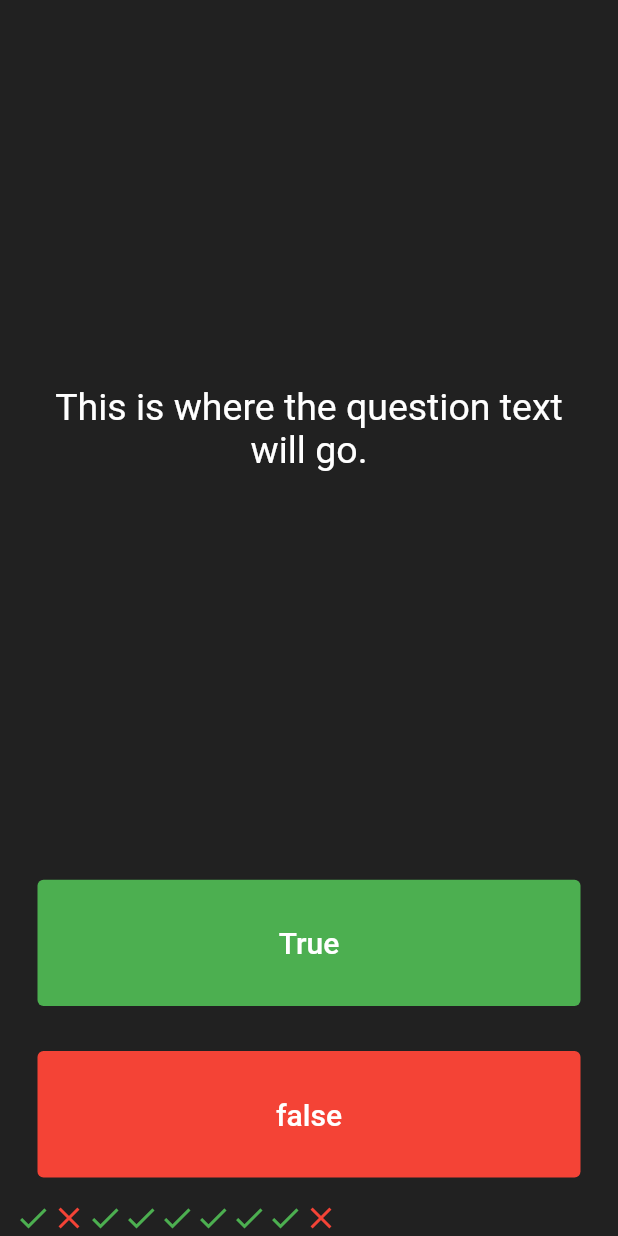
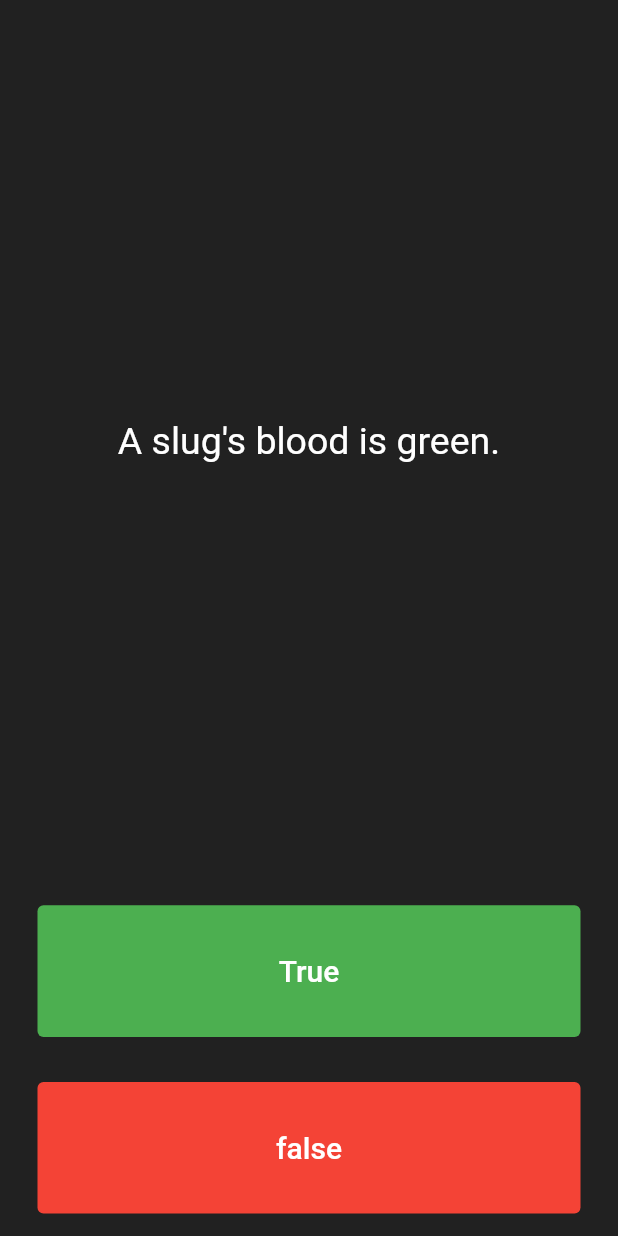
Before and after one commit to Akhilanishith/myquizzlerGH, a Flutter app: the screen it shows after launch, after a tap on "True", after a tap on "false", on a phone screen of 412 x 824 dp. Run offline on Flutter 3.47's test engine with Material 2 defaults, Android fonts, the phone set to English and light mode, and no system bars.

```diff
--- a/lib/main.dart
+++ b/lib/main.dart
@@ -26,27 +26,19 @@ class QuizPage extends StatefulWidget {
 
 class _QuizPageState extends State<QuizPage> {
   List <Icon> socreKeeper =[
-     Icon (Icons.check,
-          color: Colors.green,
-          ),
-            Icon(Icons.close,
-          color: Colors.red,),
-          Icon(Icons.check,
-          color: Colors.green,
-          ),
-          Icon(Icons.check,
-          color: Colors.green,
-          ),
-          Icon(Icons.check,
-          color: Colors.green,
-          ),
-          Icon(Icons.check,
-          color: Colors.green,
-          ),
-          Icon(Icons.check,
-          color: Colors.green,
-          ),
   ];
+  List<String> questions =[
+     'You can lead a cow down stairs but not up stairs.',
+ 'Approximately one quarter of human bones are in the feet.',
+ 'A slug\'s blood is green.',
+ 'This is another msg.',
+  ];
+  List<bool> answer =[
+    false,
+    true,
+    true
+  ];
+   int quetionNumber =0;
   @override
   Widget build(BuildContext context) {
     return Column(
@@ -59,7 +51,7 @@ class _QuizPageState extends State<QuizPage> {
             padding: EdgeInsets.all(10.0),
             child: Center(
               child: Text(
-                'This is where the question text will go.',
+                questions[quetionNumber],
                 textAlign: TextAlign.center,
                 style: TextStyle(
                   fontSize: 25.0,
@@ -83,11 +75,14 @@ class _QuizPageState extends State<QuizPage> {
               ),
               onPressed: () {
                 //The user picked true.
-                setState(() {
-                   socreKeeper.add(
-                  Icon(Icons.check,color: Colors.green,),
-                );
-                });
+                bool correctAnswer = answer[quetionNumber];
+                if (correctAnswer == true){
+                  print('user got it right');
+
+                } else( 'user got it wrong');
+              setState(() {
+                 quetionNumber ++;
+              });
 
               },
             ),
@@ -107,12 +102,16 @@ class _QuizPageState extends State<QuizPage> {
               ),
               onPressed: () {
                 //The user picked false.
-                setState(() {
-                   socreKeeper.add(
-                  Icon(Icons.close,color: Colors.red,),
-                );
-                });
 
+                  bool correctAnswer = answer[quetionNumber];
+                if (correctAnswer == false){
+                  print('user got it right');
+
+                } else( 'user got it wrong');
+
+              setState(() {
+                 quetionNumber ++;
+              });
               },
             ),
           ),
```
